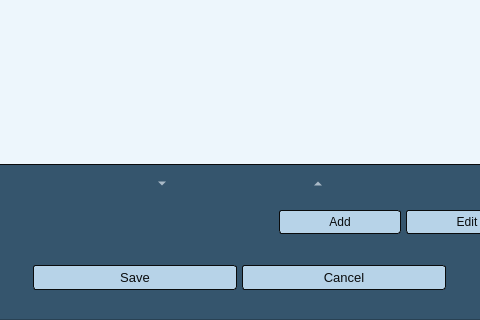
Before: the Qt Designer form Kompozycje/dodaj_kompozycje.ui in GIAPspzoo/GIAP_PolaMap_lite, drawn with Qt 5; both pictures show x 319 to 799 and y 166 to 486 of the 984 by 486 pixel window.
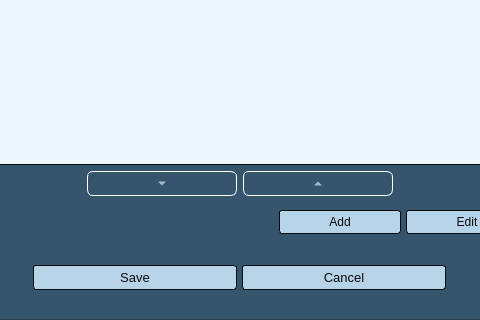
After: the same form once the commit is applied. Icons and pictures are not drawn.

The edit to the form file:
```diff
--- a/Kompozycje/dodaj_kompozycje.ui
+++ b/Kompozycje/dodaj_kompozycje.ui
@@ -513,17 +513,129 @@
                      </size>
                     </property>
                     <property name="styleSheet">
-                     <string notr="true">QToolButton{
+                     <string notr="true">* {
+	background-color: rgb(53, 85, 109);
+    font: 10pt &quot;Segoe UI&quot;; 
 	color: #EDF6FC;
+
 }
+QAbstractItemView
+{
+	alternate-background-color:  #e6e6e6;
+}
+QComboBox
+{
+	selection-background-color: #b7d3e8;
+    background-color: #4f5a63;
+	border-style: solid;
+	border: 1px solid  #5689b0;
+	border-radius: 3px;
+	padding: 2px;
+	font: 9pt &quot;Segoe UI&quot;;
+    height: 20px;
+}
 
-QToolButton:hover{
-	color: #0A0C0D;
+QComboBox:on
+{
+	background-color: #4f5a63;
+	padding-top: 3px;
+	padding-left: 1px;
+	selection-background-color: #4a4a4a;
 }
 
-QToolButton:pressed{
+QComboBox QAbstractItemView
+{
+	background-color: #4f5a63;
+	border-radius: 4px;
+	border: 1px solid  #6fb1e3;
+	selection-background-color: #4f5a63;
+    padding: 4px 10px 4px 10px;
+    width: 1.9em;
+}
+
+QComboBox::drop-down
+{
+	subcontrol-origin: padding;
+	subcontrol-position: top right;
+	width: 15px;
+    background-color: #5689b0;
+	border-left-width: 0;
+	border-left-color:  #1a2936;
+	border-left-style: solid;
+	border-top-right-radius: 3px; 
+	border-bottom-right-radius: 3px;
+}
+
+QComboBox::down-arrow
+{
+	image: url(icons/down_arrow_disabled.png);
+}
+
+QComboBox::down-arrow:on, 
+QComboBox::down-arrow:hover,
+QComboBox::down-arrow:focus
+{
+	image: url(icons/down_arrow.png);
+}
+
+QLineEdit
+{
+	border: None;
+    border-radius: 3px;
+    background-color: #4f5a63;
+}
+
+QPushButton {
 	color: #0A0C0D;
-}</string>
+	border: 1px solid #0A0C0D;
+	background-color: #b7d3e8;
+	border-radius: 3px;
+	padding: 4px;
+}
+
+QPushButton:hover {
+	font-weight: bold;
+}
+QPushButton:pressed {
+   background-color: #5689b0;
+   border: 1px solid #6fb1e3;
+}
+
+QPushButton:disabled
+{
+	color: gray;
+}
+
+QGroupBox {
+border: 1px solid #5689b0;
+}
+
+QToolButton {
+	color: #EDF6FC;
+	border-radius: 6px;
+	border: 1px solid white;
+}
+
+QToolButton:hover {
+   background-color: #b7d3e8;
+   border: 1px solid #0A0C0D;
+   color: #0A0C0D;
+}
+
+QToolButton:pressed {
+   background-color: #b7d3e8;
+   border: 1px solid #0A0C0D;
+   color: #0A0C0D;
+}
+
+QListView:item:selected {
+   background-color: #6fb1e3;
+}
+
+QListView:item:hover {
+   background-color: #6fb1e3;
+}
+   </string>
                     </property>
                     <property name="text">
                      <string>...</string>
@@ -541,18 +653,133 @@
                       <height>25</height>
                      </size>
                     </property>
+                    <property name="autoFillBackground">
+                     <bool>false</bool>
+                    </property>
                     <property name="styleSheet">
-                     <string notr="true">QToolButton{
+                     <string notr="true">* {
+	background-color: rgb(53, 85, 109);
+    font: 10pt &quot;Segoe UI&quot;; 
 	color: #EDF6FC;
+
 }
+QAbstractItemView
+{
+	alternate-background-color:  #e6e6e6;
+}
+QComboBox
+{
+	selection-background-color: #b7d3e8;
+    background-color: #4f5a63;
+	border-style: solid;
+	border: 1px solid  #5689b0;
+	border-radius: 3px;
+	padding: 2px;
+	font: 9pt &quot;Segoe UI&quot;;
+    height: 20px;
+}
 
-QToolButton:hover{
-	color: #0A0C0D;
+QComboBox:on
+{
+	background-color: #4f5a63;
+	padding-top: 3px;
+	padding-left: 1px;
+	selection-background-color: #4a4a4a;
 }
 
-QToolButton:pressed{
+QComboBox QAbstractItemView
+{
+	background-color: #4f5a63;
+	border-radius: 4px;
+	border: 1px solid  #6fb1e3;
+	selection-background-color: #4f5a63;
+    padding: 4px 10px 4px 10px;
+    width: 1.9em;
+}
+
+QComboBox::drop-down
+{
+	subcontrol-origin: padding;
+	subcontrol-position: top right;
+	width: 15px;
+    background-color: #5689b0;
+	border-left-width: 0;
+	border-left-color:  #1a2936;
+	border-left-style: solid;
+	border-top-right-radius: 3px; 
+	border-bottom-right-radius: 3px;
+}
+
+QComboBox::down-arrow
+{
+	image: url(icons/down_arrow_disabled.png);
+}
+
+QComboBox::down-arrow:on, 
+QComboBox::down-arrow:hover,
+QComboBox::down-arrow:focus
+{
+	image: url(icons/down_arrow.png);
+}
+
+QLineEdit
+{
+	border: None;
+    border-radius: 3px;
+    background-color: #4f5a63;
+}
+
+QPushButton {
 	color: #0A0C0D;
-}</string>
+	border: 1px solid #0A0C0D;
+	background-color: #b7d3e8;
+	border-radius: 3px;
+	padding: 4px;
+}
+
+QPushButton:hover {
+	font-weight: bold;
+}
+QPushButton:pressed {
+   background-color: #5689b0;
+   border: 1px solid #6fb1e3;
+}
+
+QPushButton:disabled
+{
+	color: gray;
+}
+
+QGroupBox {
+border: 1px solid #5689b0;
+}
+
+QToolButton {
+	color: #EDF6FC;
+	border-radius: 6px;
+	border: 1px solid white;
+}
+
+QToolButton:hover {
+   background-color: #b7d3e8;
+   border: 1px solid #0A0C0D;
+   color: #0A0C0D;
+}
+
+QToolButton:pressed {
+   background-color: #b7d3e8;
+   border: 1px solid #0A0C0D;
+   color: #0A0C0D;
+}
+
+QListView:item:selected {
+   background-color: #6fb1e3;
+}
+
+QListView:item:hover {
+   background-color: #6fb1e3;
+}
+   </string>
                     </property>
                     <property name="text">
                      <string>...</string>
```
